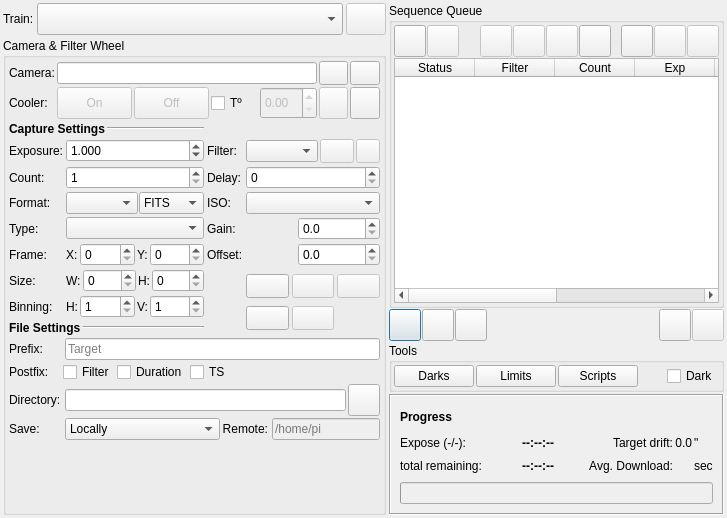
KDE/kstars, file kstars/ekos/capture/capture.ui: the form before one commit.
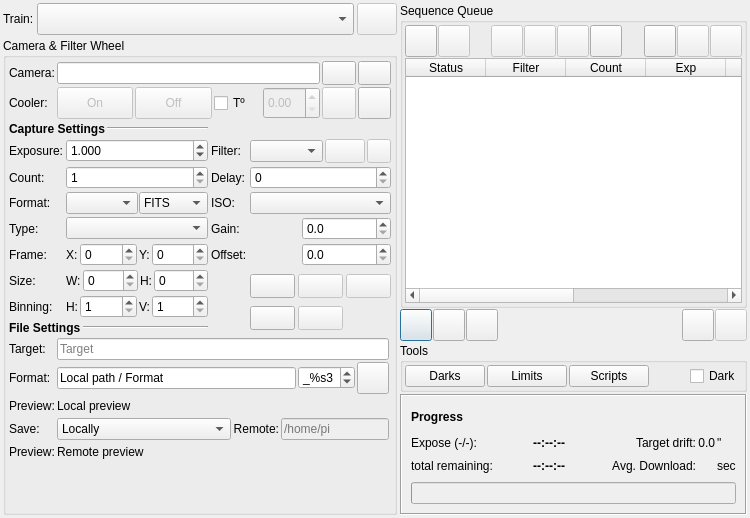
The form after the commit. Icons and pictures are not drawn. Custom widgets are drawn as their Qt base class.

Patch:
```diff
--- a/kstars/ekos/capture/capture.ui
+++ b/kstars/ekos/capture/capture.ui
@@ -6,7 +6,7 @@
    <rect>
     <x>0</x>
     <y>0</y>
-    <width>727</width>
+    <width>750</width>
     <height>518</height>
    </rect>
   </property>
@@ -897,17 +897,20 @@
           <property name="spacing">
            <number>2</number>
           </property>
-          <item row="3" column="5" colspan="2">
-           <widget class="QLineEdit" name="fileRemoteDirT">
-            <property name="enabled">
-             <bool>false</bool>
+          <item row="4" column="0">
+           <widget class="QLabel" name="label_10">
+            <property name="minimumSize">
+             <size>
+              <width>0</width>
+              <height>20</height>
+             </size>
             </property>
-            <property name="placeholderText">
-             <string>/home/pi</string>
+            <property name="text">
+             <string>Preview:</string>
             </property>
            </widget>
           </item>
-          <item row="2" column="6">
+          <item row="1" column="5">
            <widget class="QPushButton" name="selectFileDirectoryB">
             <property name="sizePolicy">
              <sizepolicy hsizetype="Fixed" vsizetype="Fixed">
@@ -932,7 +935,20 @@
             </property>
            </widget>
           </item>
-          <item row="3" column="2">
+          <item row="0" column="0">
+           <widget class="QLabel" name="textLabel1_7">
+            <property name="toolTip">
+             <string>&lt;html&gt;&lt;head/&gt;&lt;body&gt;&lt;p&gt;Target is the name of the targetted object.&lt;/p&gt;&lt;p&gt;It is available to be used in the filename Format via the %t or %type placeholder tag.&lt;/p&gt;&lt;/body&gt;&lt;/html&gt;</string>
+            </property>
+            <property name="whatsThis">
+             <string/>
+            </property>
+            <property name="text">
+             <string>Target:</string>
+            </property>
+           </widget>
+          </item>
+          <item row="3" column="1">
            <widget class="QComboBox" name="fileUploadModeS">
             <property name="sizePolicy">
              <sizepolicy hsizetype="Expanding" vsizetype="Fixed">
@@ -957,105 +973,17 @@
             </item>
            </widget>
           </item>
-          <item row="1" column="0">
-           <widget class="QLabel" name="label_3">
-            <property name="toolTip">
-             <string>Post-capture script to be executed after an image is captured. The capture sequence is resumed when the script is executed successfully.</string>
+          <item row="3" column="3" colspan="3">
+           <widget class="QLineEdit" name="fileRemoteDirT">
+            <property name="enabled">
+             <bool>false</bool>
             </property>
-            <property name="text">
-             <string>Postfix:</string>
+            <property name="placeholderText">
+             <string>/home/pi</string>
             </property>
            </widget>
           </item>
-          <item row="1" column="1" colspan="6">
-           <layout class="QHBoxLayout" name="postfixHorizontalLayout">
-            <property name="spacing">
-             <number>2</number>
-            </property>
-            <item>
-             <widget class="QCheckBox" name="fileFilterS">
-              <property name="toolTip">
-               <string>Append the active filter slot to the prefix</string>
-              </property>
-              <property name="text">
-               <string>Filter</string>
-              </property>
-             </widget>
-            </item>
-            <item>
-             <widget class="QCheckBox" name="fileDurationS">
-              <property name="toolTip">
-               <string>Append the expose duration to the prefix</string>
-              </property>
-              <property name="text">
-               <string>Duration</string>
-              </property>
-             </widget>
-            </item>
-            <item>
-             <widget class="QCheckBox" name="fileTimestampS">
-              <property name="toolTip">
-               <string>Append time stamp to the prefix</string>
-              </property>
-              <property name="text">
-               <string>TS</string>
-              </property>
-              <property name="checked">
-               <bool>false</bool>
-              </property>
-             </widget>
-            </item>
-            <item>
-             <spacer name="horizontalSpacer_4">
-              <property name="orientation">
-               <enum>Qt::Horizontal</enum>
-              </property>
-              <property name="sizeHint" stdset="0">
-               <size>
-                <width>40</width>
-                <height>20</height>
-               </size>
-              </property>
-             </spacer>
-            </item>
-           </layout>
-          </item>
-          <item row="2" column="2" colspan="4">
-           <widget class="QLineEdit" name="fileDirectoryT"/>
-          </item>
-          <item row="2" column="0">
-           <widget class="QLabel" name="textLabel1_18">
-            <property name="toolTip">
-             <string>Local directory to save sequence images</string>
-            </property>
-            <property name="whatsThis">
-             <string/>
-            </property>
-            <property name="text">
-             <string>Directory:</string>
-            </property>
-           </widget>
-          </item>
-          <item row="0" column="0">
-           <widget class="QLabel" name="textLabel1_7">
-            <property name="toolTip">
-             <string>&lt;p&gt;Prefix is used to generate file names ( e.g. M42_HA_240_secs_001.fits)&lt;/p&gt;
-&lt;ul&gt;
-&lt;li&gt;&lt;strong&gt;Target&lt;/strong&gt;: Target Name (e.g. M42)&lt;/li&gt;
-&lt;li&gt;&lt;strong&gt;Filter&lt;/strong&gt;: When using a filter wheel, the filter name is appended to the file name (e.g. HA)&lt;/li&gt;
-&lt;li&gt;&lt;strong&gt;Duration&lt;/strong&gt;: Capture duration is appended to the file name (e.g. 240_secs)&lt;/li&gt;
-&lt;li&gt;&lt;strong&gt;TS&lt;/strong&gt;: ISO 8601 timestamp is appended to the file name (e.g. 2016-10-20T22:42:10)&lt;/li&gt;
-&lt;/ul&gt;</string>
-            </property>
-            <property name="whatsThis">
-             <string/>
-            </property>
-            <property name="text">
-             <string>Prefix:</string>
-            </property>
-           </widget>
-          </item>
-          <item row="3" column="3">
+          <item row="3" column="2">
            <widget class="QLabel" name="label_2">
             <property name="toolTip">
              <string>When storing images on remote devices, specify the directory where captured images are saved to.</string>
@@ -1068,6 +996,23 @@
             </property>
            </widget>
           </item>
+          <item row="1" column="1" colspan="3">
+           <widget class="QLineEdit" name="fileDirectoryT">
+            <property name="text">
+             <string>Local path / Format</string>
+            </property>
+           </widget>
+          </item>
+          <item row="0" column="1" colspan="5">
+           <widget class="QLineEdit" name="filePrefixT">
+            <property name="placeholderText">
+             <string>Target</string>
+            </property>
+            <property name="clearButtonEnabled">
+             <bool>true</bool>
+            </property>
+           </widget>
+          </item>
           <item row="3" column="0">
            <widget class="QLabel" name="label_4">
             <property name="toolTip">
@@ -1078,13 +1023,84 @@
             </property>
            </widget>
           </item>
-          <item row="0" column="2" colspan="5">
-           <widget class="QLineEdit" name="filePrefixT">
-            <property name="placeholderText">
-             <string>Target</string>
+          <item row="1" column="0">
+           <widget class="QLabel" name="textLabel1_18">
+            <property name="toolTip">
+             <string>&lt;html&gt;&lt;head/&gt;&lt;body&gt;&lt;p&gt;Format is used to define the image file names by the use of placeholder tags.&lt;/p&gt;&lt;ul style=&quot;margin-top: 0px; margin-bottom: 0px; margin-left: 0px; margin-right: 0px; -qt-list-indent: 1;&quot;&gt;&lt;li style=&quot; margin-top:12px; margin-bottom:0px; margin-left:0px; margin-right:0px; -qt-block-indent:0; text-indent:0px;&quot;&gt;Placeholder&lt;span style=&quot; font-weight:700;&quot;&gt; %f&lt;/span&gt; or &lt;span style=&quot; font-weight:700;&quot;&gt;%filename&lt;/span&gt;: The name of the .esq file, without extension.&lt;/li&gt;&lt;li style=&quot; margin-top:0px; margin-bottom:0px; margin-left:0px; margin-right:0px; -qt-block-indent:0; text-indent:0px;&quot;&gt;Placeholder&lt;span style=&quot; font-weight:700;&quot;&gt; %D&lt;/span&gt; or &lt;span style=&quot; font-weight:700;&quot;&gt;%Datetime&lt;/span&gt;: The current time and date &lt;span style=&quot; font-weight:700;&quot;&gt;when the file is saved.&lt;/span&gt;&lt;/li&gt;&lt;li style=&quot; margin-top:0px; margin-bottom:0px; margin-left:0px; margin-right:0px; -qt-block-indent:0; text-indent:0px;&quot;&gt;Placeholder&lt;span style=&quot; font-weight:700;&quot;&gt; %T&lt;/span&gt; or &lt;span style=&quot; font-weight:700;&quot;&gt;%Type&lt;/span&gt;: The frame type eg: 'Light', 'Bias', 'Dark', 'Flat'...&lt;/li&gt;&lt;li style=&quot; margin-top:0px; margin-bottom:0px; margin-left:0px; margin-right:0px; -qt-block-indent:0; text-indent:0px;&quot;&gt;Placeholder&lt;span style=&quot; font-weight:700;&quot;&gt; %e&lt;/span&gt; or &lt;span style=&quot; font-weight:700;&quot;&gt;%exposure&lt;/span&gt;: The exposure duration in seconds.&lt;/li&gt;&lt;li style=&quot; margin-top:0px; margin-bottom:0px; margin-left:0px; margin-right:0px; -qt-block-indent:0; text-indent:0px;&quot;&gt;Placeholder&lt;span style=&quot; font-weight:700;&quot;&gt; %F&lt;/span&gt; or &lt;span style=&quot; font-weight:700;&quot;&gt;%Filter&lt;/span&gt;: The active filter name.&lt;/li&gt;&lt;li style=&quot; margin-top:0px; margin-bottom:0px; margin-left:0px; margin-right:0px; -qt-block-indent:0; text-indent:0px;&quot;&gt;Placeholder&lt;span style=&quot; font-weight:700;&quot;&gt; %t&lt;/span&gt; or &lt;span style=&quot; font-weight:700;&quot;&gt;%target&lt;/span&gt;: The Target name.&lt;/li&gt;&lt;li style=&quot; margin-top:0px; margin-bottom:12px; margin-left:0px; margin-right:0px; -qt-block-indent:0; text-indent:0px;&quot;&gt;Placeholder&lt;span style=&quot; font-weight:700;&quot;&gt; %s*&lt;/span&gt; or &lt;span style=&quot; font-weight:700;&quot;&gt;%sequence&lt;/span&gt;: The image sequence identifier where * is the number of digits used (1-9). &lt;span style=&quot; font-weight:700;&quot;&gt;This tag is mandatory and must be the last element in the format.&lt;/span&gt;&lt;/li&gt;&lt;/ul&gt;&lt;p&gt;Arbitary text may also be included within the Format string, &lt;span style=&quot; font-weight:700;&quot;&gt;except the % and \ characters.&lt;/span&gt; The / path character can be used to define aribtary directories.&lt;/p&gt;&lt;p&gt;Notes:&lt;/p&gt;&lt;ul style=&quot;margin-top: 0px; margin-bottom: 0px; margin-left: 0px; margin-right: 0px; -qt-list-indent: 1;&quot;&gt;&lt;li style=&quot; margin-top:0px; margin-bottom:0px; margin-left:0px; margin-right:0px; -qt-block-indent:0; text-indent:0px;&quot;&gt;Tags are case sensitive in both their short and long forms.&lt;/li&gt;&lt;li style=&quot; margin-top:0px; margin-bottom:0px; margin-left:0px; margin-right:0px; -qt-block-indent:0; text-indent:0px;&quot;&gt;Only use the %Datetime tag in the filename portion of the format, not in the path definition.&lt;/li&gt;&lt;/ul&gt;&lt;/body&gt;&lt;/html&gt;</string>
             </property>
-            <property name="clearButtonEnabled">
-             <bool>true</bool>
+            <property name="whatsThis">
+             <string/>
+            </property>
+            <property name="text">
+             <string>Format:</string>
+            </property>
+           </widget>
+          </item>
+          <item row="2" column="0">
+           <widget class="QLabel" name="label_9">
+            <property name="minimumSize">
+             <size>
+              <width>0</width>
+              <height>20</height>
+             </size>
+            </property>
+            <property name="text">
+             <string>Preview:</string>
+            </property>
+           </widget>
+          </item>
+          <item row="2" column="1" colspan="6">
+           <widget class="QLabel" name="FilenamePreviewLabel">
+            <property name="sizePolicy">
+             <sizepolicy hsizetype="Maximum" vsizetype="Maximum">
+              <horstretch>0</horstretch>
+              <verstretch>0</verstretch>
+             </sizepolicy>
+            </property>
+            <property name="font">
+             <font>
+              <pointsize>9</pointsize>
+             </font>
+            </property>
+            <property name="text">
+             <string>Local preview</string>
+            </property>
+           </widget>
+          </item>
+          <item row="4" column="1" colspan="6">
+           <widget class="QLabel" name="RemotePreviewLabel">
+            <property name="sizePolicy">
+             <sizepolicy hsizetype="Maximum" vsizetype="Maximum">
+              <horstretch>0</horstretch>
+              <verstretch>0</verstretch>
+             </sizepolicy>
+            </property>
+            <property name="font">
+             <font>
+              <pointsize>9</pointsize>
+             </font>
+            </property>
+            <property name="text">
+             <string>Remote preview</string>
+            </property>
+           </widget>
+          </item>
+          <item row="1" column="4">
+           <widget class="QSpinBox" name="formatSuffixN">
+            <property name="toolTip">
+             <string>&lt;html&gt;&lt;head/&gt;&lt;body&gt;&lt;p&gt;Number of digits used to append the sequence number to the filename.&lt;/p&gt;&lt;/body&gt;&lt;/html&gt;</string>
+            </property>
+            <property name="prefix">
+             <string>_%s</string>
+            </property>
+            <property name="minimum">
+             <number>1</number>
+            </property>
+            <property name="maximum">
+             <number>9</number>
+            </property>
+            <property name="value">
+             <number>3</number>
             </property>
            </widget>
           </item>
```
Left out of the diff: 3 changed lines with no effect on the pictures.
